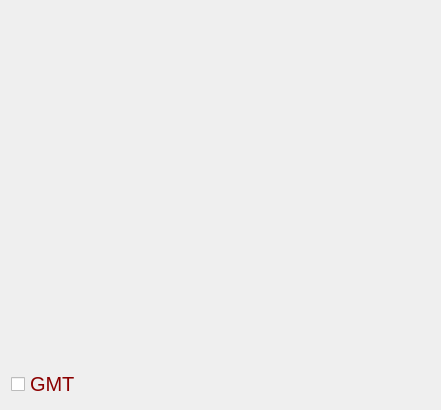
This is Clock/widget.ui in Korniluk13/Qt_practice as Qt 5 draws it before an edit. The edited form follows.
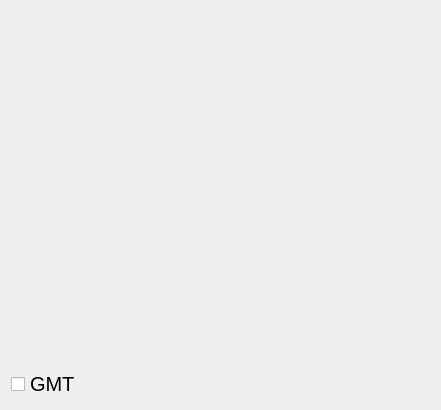
This is the edited form.

Commit message: Design was improved

The edit to the form file:
```diff
--- a/Clock/widget.ui
+++ b/Clock/widget.ui
@@ -15,10 +15,23 @@
   </property>
   <layout class="QGridLayout" name="gridLayout">
    <item row="0" column="0">
-    <layout class="QVBoxLayout" name="verticalLayout" stretch="0,20">
+    <layout class="QVBoxLayout" name="verticalLayout" stretch="0,0,20">
      <property name="spacing">
       <number>15</number>
      </property>
+     <item>
+      <spacer name="horizontalSpacer">
+       <property name="orientation">
+        <enum>Qt::Horizontal</enum>
+       </property>
+       <property name="sizeHint" stdset="0">
+        <size>
+         <width>40</width>
+         <height>20</height>
+        </size>
+       </property>
+      </spacer>
+     </item>
      <item>
       <spacer name="verticalSpacer">
        <property name="orientation">
@@ -40,7 +53,7 @@
         </font>
        </property>
        <property name="styleSheet">
-        <string notr="true">color: darkRed</string>
+        <string notr="true"/>
        </property>
        <property name="text">
         <string>GMT</string>
```
The commit also changes 2 other files.
